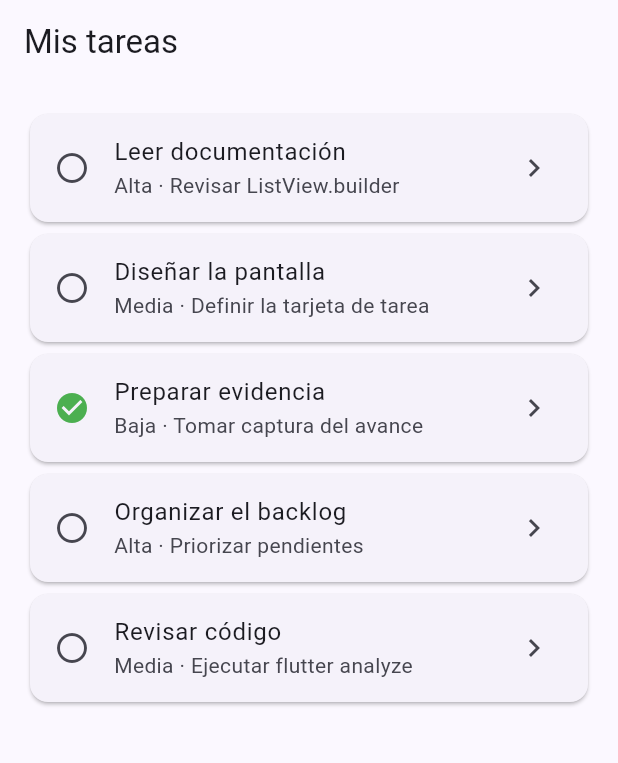
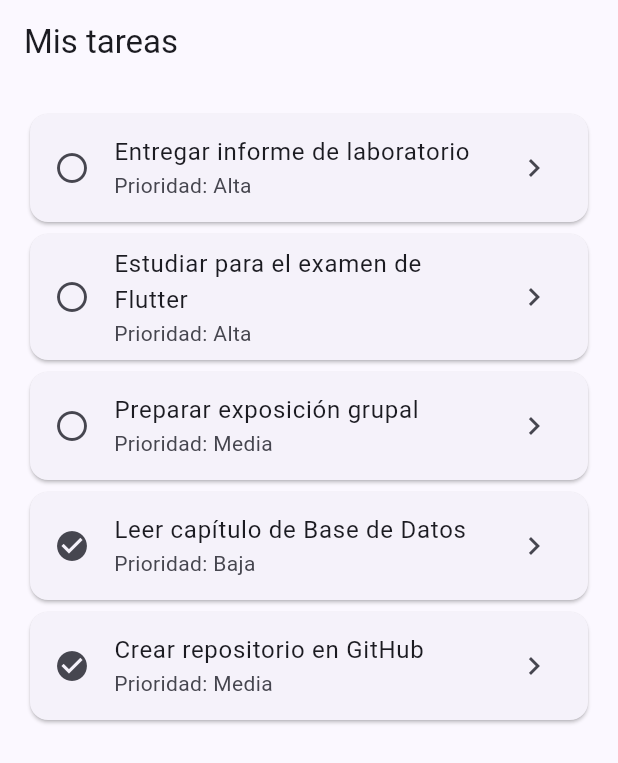
Before and after one commit to Shili-2302/Actividades_AppMoviles-2026, a Flutter app: the screen it shows after launch, on a phone screen of 412 x 824 dp. Shown: the top 763 px of the screen. Run offline on Flutter 3.47's test engine with Material 3 defaults, Android fonts, the phone set to English and light mode, and no system bars; our stand-ins replace go_router.

Commit message:
docs: definir alcance y modelo de TaskFlow

```diff
--- a/lib/main.dart
+++ b/lib/main.dart
@@ -1,9 +1,74 @@
 import 'package:flutter/material.dart';
 import 'package:go_router/go_router.dart';
+
+import 'task.dart';
 
 void main() {
   runApp(const TaskFlowApp());
 }
+
+const demoTasks = <Task>[
+  Task(
+    id: 1,
+    title: 'Entregar informe de laboratorio',
+    description: 'Subir el PDF a la plataforma antes del viernes',
+    priority: 'Alta',
+    isCompleted: false,
+    userId: 1,
+  ),
+  Task(
+    id: 2,
+    title: 'Estudiar para el examen de Flutter',
+    description: 'Repasar widgets, estado y navegación',
+    priority: 'Alta',
+    isCompleted: false,
+    userId: 1,
+  ),
+  Task(
+    id: 3,
+    title: 'Preparar exposición grupal',
+    description: 'Organizar diapositivas y practicar con el equipo',
+    priority: 'Media',
+    isCompleted: false,
+    userId: 1,
+  ),
+  Task(
+    id: 4,
+    title: 'Leer capítulo de Base de Datos',
+    description: 'Resumir los conceptos de normalización',
+    priority: 'Baja',
+    isCompleted: true,
+    userId: 1,
+  ),
+  Task(
+    id: 5,
+    title: 'Crear repositorio en GitHub',
+    description: 'Subir el proyecto TaskFlow y publicar el avance',
+    priority: 'Media',
+    isCompleted: true,
+    userId: 1,
+  ),
+];
+
+Task? findTask(int? id) {
+  for (final task in demoTasks) {
+    if (task.id == id) return task;
+  }
+  return null;
+}
+
+final appRouter = GoRouter(
+  routes: [
+    GoRoute(path: '/', builder: (context, state) => const TaskListScreen()),
+    GoRoute(
+      path: '/task/:id',
+      builder: (context, state) {
+        final id = int.tryParse(state.pathParameters['id'] ?? '');
+        return TaskDetailScreen(task: findTask(id));
+      },
+    ),
+  ],
+);
 
 class TaskFlowApp extends StatelessWidget {
   const TaskFlowApp({super.key});
@@ -15,102 +80,8 @@ class TaskFlowApp extends StatelessWidget {
       title: 'TaskFlow',
       theme: ThemeData(
         colorScheme: ColorScheme.fromSeed(seedColor: Colors.indigo),
-        useMaterial3: true,
       ),
       routerConfig: appRouter,
-    );
-  }
-}
-
-class Task {
-  const Task({
-    required this.id,
-    required this.title,
-    required this.description,
-    required this.priority,
-    required this.isCompleted,
-  });
-
-  final int id;
-  final String title;
-  final String description;
-  final String priority;
-  final bool isCompleted;
-}
-
-const demoTasks = [
-  Task(
-    id: 1,
-    title: 'Leer documentación',
-    description: 'Revisar ListView.builder',
-    priority: 'Alta',
-    isCompleted: false,
-  ),
-  Task(
-    id: 2,
-    title: 'Diseñar la pantalla',
-    description: 'Definir la tarjeta de tarea',
-    priority: 'Media',
-    isCompleted: false,
-  ),
-  Task(
-    id: 3,
-    title: 'Preparar evidencia',
-    description: 'Tomar captura del avance',
-    priority: 'Baja',
-    isCompleted: true,
-  ),
-  Task(
-    id: 4,
-    title: 'Organizar el backlog',
-    description: 'Priorizar pendientes',
-    priority: 'Alta',
-    isCompleted: false,
-  ),
-  Task(
-    id: 5,
-    title: 'Revisar código',
-    description: 'Ejecutar flutter analyze',
-    priority: 'Media',
-    isCompleted: false,
-  ),
-];
-
-final appRouter = GoRouter(
-  routes: [
-    GoRoute(
-      path: '/',
-      builder: (context, state) => const TaskListScreen(),
-    ),
-    GoRoute(
-      path: '/task/:id',
-      builder: (context, state) {
-        final taskId = int.parse(state.pathParameters['id']!);
-        return TaskDetailScreen(taskId: taskId);
-      },
-    ),
-  ],
-);
-
-class TaskCard extends StatelessWidget {
-  const TaskCard({super.key, required this.task, this.onTap});
-
-  final Task task;
-  final VoidCallback? onTap;
-
-  @override
-  Widget build(BuildContext context) {
-    return Card(
-      child: ListTile(
-        onTap: onTap,
-        leading: Icon(
-          task.isCompleted ? Icons.check_circle : Icons.radio_button_unchecked,
-          color: task.isCompleted ? Colors.green : null,
-        ),
-        title: Text(task.title),
-        subtitle: Text(task.priority + ' · ' + task.description),
-        trailing: const Icon(Icons.chevron_right),
-      ),
     );
   }
 }
@@ -127,9 +98,18 @@ class TaskListScreen extends StatelessWidget {
         itemCount: demoTasks.length,
         itemBuilder: (context, index) {
           final task = demoTasks[index];
-          return TaskCard(
-            task: task,
-            onTap: () => context.push('/task/' + task.id.toString()),
+          return Card(
+            child: ListTile(
+              leading: Icon(
+                task.isCompleted
+                    ? Icons.check_circle
+                    : Icons.radio_button_unchecked,
+              ),
+              title: Text(task.title),
+              subtitle: Text('Prioridad: ${task.priority}'),
+              trailing: const Icon(Icons.chevron_right),
+              onTap: () => context.push('/task/${task.id}'),
+            ),
           );
         },
       ),
@@ -138,34 +118,36 @@ class TaskListScreen extends StatelessWidget {
 }
 
 class TaskDetailScreen extends StatelessWidget {
-  const TaskDetailScreen({super.key, required this.taskId});
+  const TaskDetailScreen({super.key, required this.task});
 
-  final int taskId;
+  final Task? task;
 
   @override
   Widget build(BuildContext context) {
-    final task = demoTasks.firstWhere((item) => item.id == taskId);
-
+    final selected = task;
     return Scaffold(
       appBar: AppBar(title: const Text('Detalle de tarea')),
       body: Padding(
         padding: const EdgeInsets.all(24),
-        child: Column(
+        child: selected == null
+            ? const Text('No se encontró esta tarea.')
+            : Column(
                 crossAxisAlignment: CrossAxisAlignment.start,
                 children: [
-            Text(task.title, style: Theme.of(context).textTheme.headlineSmall),
+                  Text(
+                    selected.title,
+                    style: Theme.of(context).textTheme.headlineSmall,
+                  ),
                   const SizedBox(height: 16),
-            Text(task.description),
+                  Text(selected.description),
                   const SizedBox(height: 16),
-            Chip(label: Text('Prioridad: ' + task.priority)),
-            const SizedBox(height: 12),
-            Text(task.isCompleted ? 'Estado: completada' : 'Estado: pendiente'),
-            const Spacer(),
-            FilledButton.tonalIcon(
-              onPressed: () => context.pop(),
-              icon: const Icon(Icons.arrow_back),
-              label: const Text('Volver al listado'),
+                  Text('Prioridad: ${selected.priority}'),
+                  Text(
+                    selected.isCompleted
+                        ? 'Estado: completada'
+                        : 'Estado: pendiente',
                   ),
+                  Text('Usuario: ${selected.userId}'),
                 ],
               ),
       ),
```
Also changed, not shown: lib/task.dart (added, +28 -0 lines), 1 other file. Lines whose indentation alone changed are shown as unchanged.
